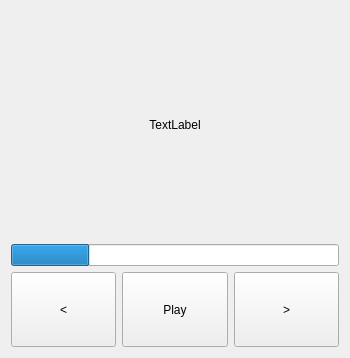
Above: ui/KroquisControllerWidget.ui from RhyBad/KroquisTimer before the change. Below: the same form after it.
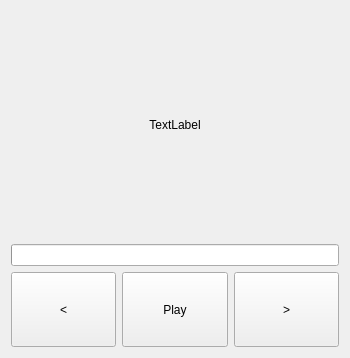
That is the form after the change.

The edit to the form file:
```diff
--- a/ui/KroquisControllerWidget.ui
+++ b/ui/KroquisControllerWidget.ui
@@ -34,6 +34,9 @@
      </item>
      <item>
       <widget class="QProgressBar" name="timeProgressBar">
+       <property name="maximum">
+        <number>100000</number>
+       </property>
        <property name="value">
         <number>24</number>
        </property>
```
